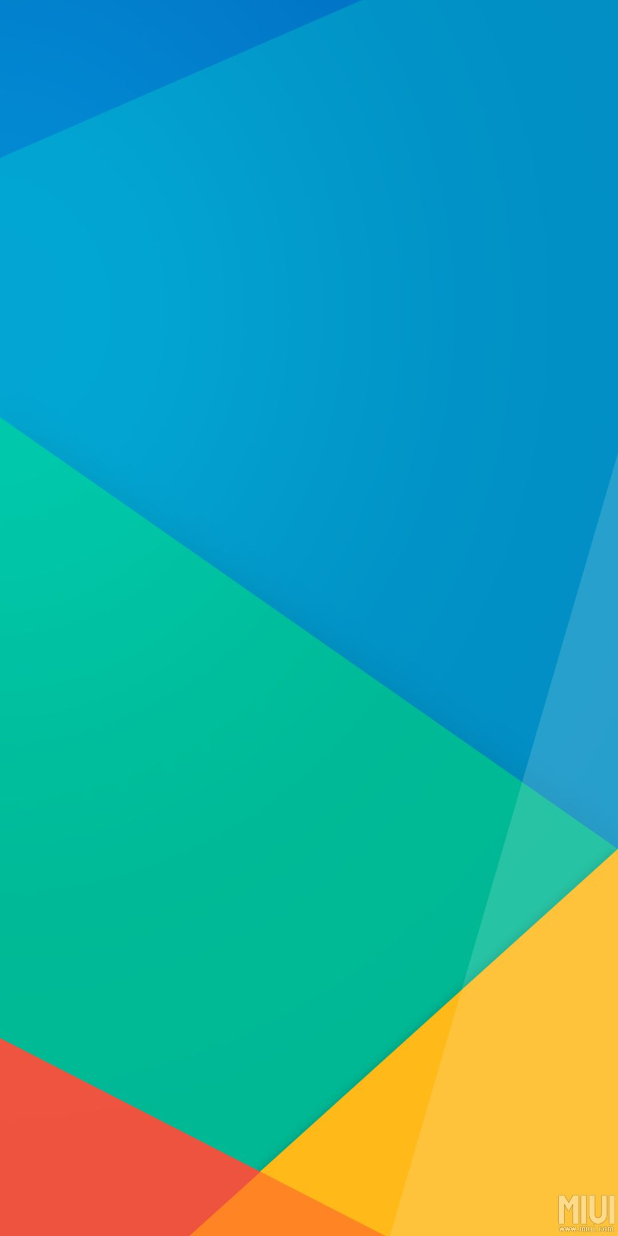
After one commit to wutengfei/YaMi, an Android app: the layout activity_splash.xml on its own in the app's theme, with its tools: preview values and no code run, on a phone screen of 412 x 824 dp. The commit adds this screen. Run offline under Robolectric (Android 15) with nearby library versions, the phone set to English and light mode, and no system bars.

Commit message:
完成闪屏页

```diff
--- a/android/app/src/main/AndroidManifest.xml
+++ b/android/app/src/main/AndroidManifest.xml
@@ -9,6 +9,11 @@
             android:supportsRtl="true"
             android:theme="@style/AppTheme">
         <activity android:name=".MainActivity">
+
+        </activity>
+        <activity android:name=".SplashActivity"
+            android:theme="@style/SplashTheme"
+            >
             <intent-filter>
                 <action android:name="android.intent.action.MAIN"/>
 
--- /dev/null
+++ b/android/app/src/main/res/layout/activity_splash.xml
@@ -0,0 +1,19 @@
+<?xml version="1.0" encoding="utf-8"?>
+<RelativeLayout
+        xmlns:android="http://schemas.android.com/apk/res/android"
+        xmlns:tools="http://schemas.android.com/tools"
+        android:id="@+id/relativeLayout_splash"
+        android:layout_width="match_parent"
+        android:layout_height="match_parent"
+
+        tools:context="cn.org.bjca.yami.SplashActivity">
+
+    <ImageView
+            android:layout_width="match_parent"
+            android:layout_height="match_parent"
+        android:id="@+id/iv_splash"
+            android:background="@drawable/splash"
+            android:layout_alignParentTop="true"
+            android:layout_alignParentLeft="true"
+            android:layout_alignParentStart="true"/>
+</RelativeLayout>
--- a/android/app/src/main/res/values/styles.xml
+++ b/android/app/src/main/res/values/styles.xml
@@ -7,5 +7,9 @@
         <item name="colorPrimaryDark">@color/colorPrimaryDark</item>
         <item name="colorAccent">@color/colorAccent</item>
     </style>
+    <style name="SplashTheme" parent="AppTheme">
+        <item name="android:windowBackground">@drawable/splash</item>
+        <item name="android:windowFullscreen">true</item>
+    </style>
 
 </resources>
```
Also changed, not shown: android/app/src/main/java/cn/org/bjca/yami/SplashActivity.java (added, +110 -0 lines), android/app/src/main/res/drawable/splash.jpg (added).
